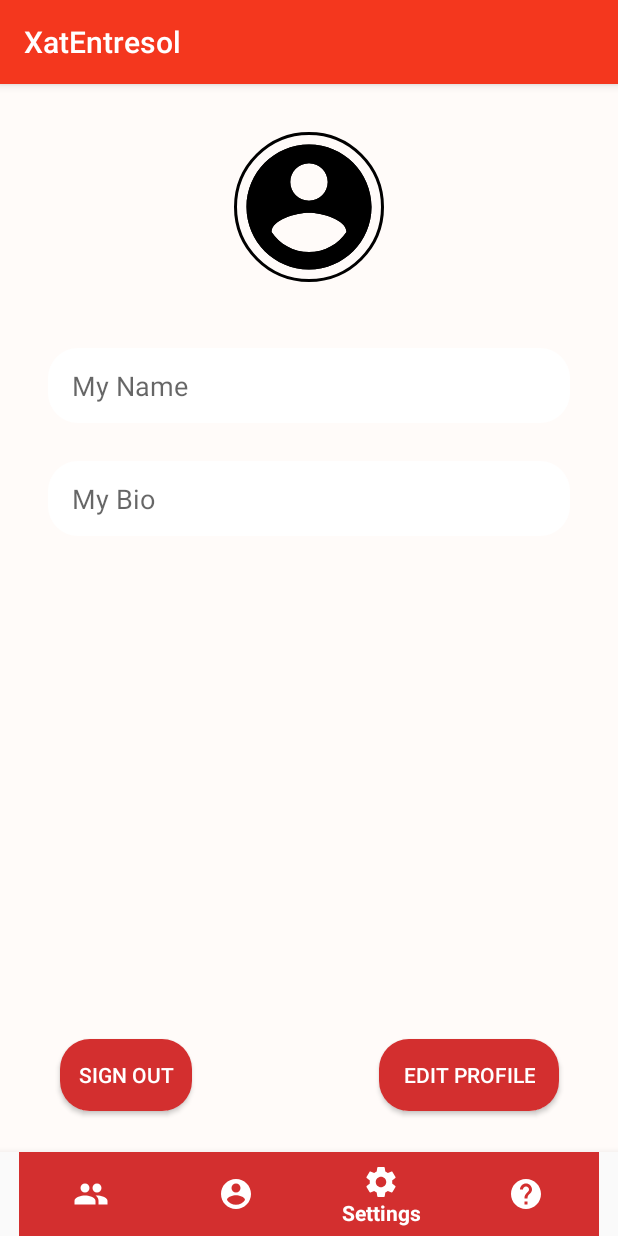
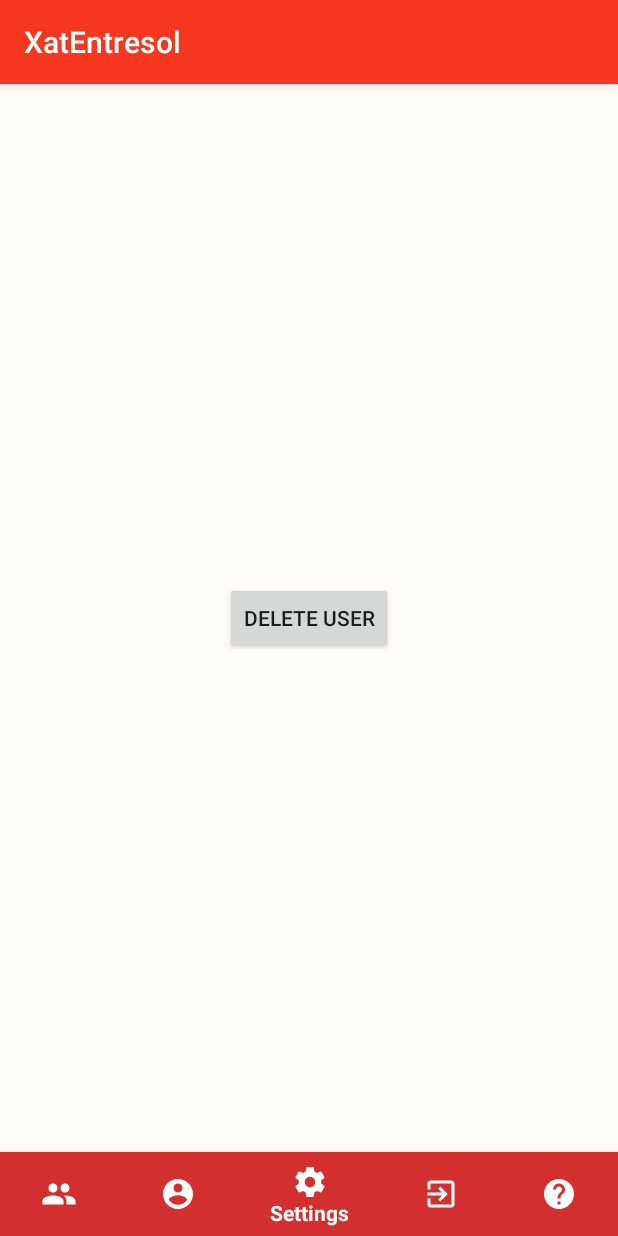
Before and after one commit to jordiguzman/ChatEntresol, an Android app: the screen it shows after launch once a user with an empty profile is signed in (MainActivity), item 3 of the bottom bar chosen, on a phone screen of 412 x 824 dp. Run offline under Robolectric (Android 15) with nearby library versions, the phone set to English and light mode, and no system bars; our stand-ins replace Firebase (no records; nobody signed in at launch, a user with empty details on screens opened directly); libraries missing offline, so code that uses them is left out: com.xwray.groupie; 2 statements that could not run were skipped.

Commit message:
Delete user

```diff
--- a/app/src/main/java/appkite/jordiguzman/com/xatentresol/activities/MainActivity.kt
+++ b/app/src/main/java/appkite/jordiguzman/com/xatentresol/activities/MainActivity.kt
@@ -1,22 +1,41 @@
 package appkite.jordiguzman.com.xatentresol.activities
 
 
+import android.os.Build
 import android.os.Bundle
+import android.support.annotation.RequiresApi
 import android.support.v4.app.Fragment
 import android.support.v7.app.AppCompatActivity
 import appkite.jordiguzman.com.xatentresol.R
 import appkite.jordiguzman.com.xatentresol.fragment.MyAcountFragment
 import appkite.jordiguzman.com.xatentresol.fragment.PeopleFragment
+import appkite.jordiguzman.com.xatentresol.fragment.SettingsFragment
+import appkite.jordiguzman.com.xatentresol.util.XatUtil
 import kotlinx.android.synthetic.main.activity_main.*
 
 class MainActivity : AppCompatActivity() {
 
+
+
+
+    @RequiresApi(Build.VERSION_CODES.LOLLIPOP)
     override fun onCreate(savedInstanceState: Bundle?) {
         super.onCreate(savedInstanceState)
         setContentView(R.layout.activity_main)
         replaceFragment(PeopleFragment())
 
         navigation.itemBackgroundResource = R.color.colorPrimaryDark
+
+
+
+
+        XatUtil.getCurrentUser {
+
+                if (it.profilePicturePath == null) {
+                    replaceFragment(MyAcountFragment())
+                }
+
+        }
 
         navigation.setOnNavigationItemSelectedListener {
             when (it.itemId) {
@@ -29,17 +48,29 @@ class MainActivity : AppCompatActivity() {
                     true
                 }
                 R.id.navigation_settings ->{
+                    replaceFragment(SettingsFragment())
                     true
+
                 }
                 R.id.navigation_help ->{
                     true
                 }
+                R.id.navigation_exit ->{
+                    closeApp()
+                    true
+                }
+
 
                 else -> false
             }
         }
 
 
+    }
+
+    @RequiresApi(Build.VERSION_CODES.LOLLIPOP)
+    private fun closeApp() {
+         finishAndRemoveTask()
     }
 
     private fun replaceFragment(fragment: Fragment) {
@@ -49,4 +80,8 @@ class MainActivity : AppCompatActivity() {
 
 
     }
+
+    override fun onBackPressed() {
+
+    }
 }
--- a/app/src/main/java/appkite/jordiguzman/com/xatentresol/activities/SignInActivity.kt
+++ b/app/src/main/java/appkite/jordiguzman/com/xatentresol/activities/SignInActivity.kt
@@ -5,7 +5,7 @@ import android.content.Intent
 import android.os.Bundle
 import android.support.v7.app.AppCompatActivity
 import appkite.jordiguzman.com.xatentresol.R
-import appkite.jordiguzman.com.xatentresol.util.FirestoreUtil
+import appkite.jordiguzman.com.xatentresol.util.XatUtil
 import com.firebase.ui.auth.AuthUI
 import com.firebase.ui.auth.ErrorCodes
 import com.firebase.ui.auth.IdpResponse
@@ -48,7 +48,8 @@ class SignInActivity : AppCompatActivity() {
 
             if (resultCode == Activity.RESULT_OK) {
                 val progressDialog = indeterminateProgressDialog("Setting up your account")
-                FirestoreUtil.initCurrentUserIfFirstTime {
+                XatUtil.initCurrentUserIfFirstTime {
+
                     startActivity(intentFor<MainActivity>().newTask().clearTask())
 
                     progressDialog.dismiss()
--- a/app/src/main/java/appkite/jordiguzman/com/xatentresol/fragment/PeopleFragment.kt
+++ b/app/src/main/java/appkite/jordiguzman/com/xatentresol/fragment/PeopleFragment.kt
@@ -11,7 +11,7 @@ import appkite.jordiguzman.com.xatentresol.util.AppConstants
 import appkite.jordiguzman.com.xatentresol.activities.ChatActivity
 import appkite.jordiguzman.com.xatentresol.R
 import appkite.jordiguzman.com.xatentresol.recyclerview.item.PersonItem
-import appkite.jordiguzman.com.xatentresol.util.FirestoreUtil
+import appkite.jordiguzman.com.xatentresol.util.XatUtil
 import com.google.firebase.firestore.ListenerRegistration
 import com.xwray.groupie.GroupAdapter
 import com.xwray.groupie.OnItemClickListener
@@ -34,14 +34,14 @@ class PeopleFragment : Fragment() {
     override fun onCreateView(inflater: LayoutInflater, container: ViewGroup?,
                               savedInstanceState: Bundle?): View? {
 
-        userListenerRegistration = FirestoreUtil.addUsersListener(this.activity!!, this::updateRecyclerView)
+        userListenerRegistration = XatUtil.addUsersListener(this.activity!!, this::updateRecyclerView)
 
         return inflater.inflate(R.layout.fragment_people, container, false)
     }
 
     override fun onDestroyView() {
         super.onDestroyView()
-        FirestoreUtil.removeListener(userListenerRegistration)
+        XatUtil.removeListener(userListenerRegistration)
         shouldInitRecyclerView = true
     }
 
--- /dev/null
+++ b/app/src/main/java/appkite/jordiguzman/com/xatentresol/fragment/SettingsFragment.kt
@@ -0,0 +1,40 @@
+package appkite.jordiguzman.com.xatentresol.fragment
+
+import android.os.Bundle
+import android.support.v4.app.Fragment
+import android.view.LayoutInflater
+import android.view.View
+import android.view.ViewGroup
+import appkite.jordiguzman.com.xatentresol.R
+import appkite.jordiguzman.com.xatentresol.util.XatUtil
+import kotlinx.android.synthetic.main.fragment_settings.view.*
+
+
+class SettingsFragment : Fragment() {
+
+    override fun onCreateView(inflater: LayoutInflater, container: ViewGroup?,
+                              savedInstanceState: Bundle?): View? {
+       val view = inflater.inflate(R.layout.fragment_settings, container, false)
+
+        view.apply {
+            btn_delete_user.setOnClickListener {
+                deleteUser()
+            }
+
+
+        }
+
+
+
+
+        return view
+    }
+
+    private fun deleteUser() {
+
+        XatUtil.deleteCurrentUser()
+
+    }
+
+
+}
--- /dev/null
+++ b/app/src/main/res/drawable/ic_exit_to_app_black_24dp.xml
@@ -0,0 +1,9 @@
+<vector xmlns:android="http://schemas.android.com/apk/res/android"
+        android:width="24dp"
+        android:height="24dp"
+        android:viewportWidth="24.0"
+        android:viewportHeight="24.0">
+    <path
+        android:fillColor="#FF000000"
+        android:pathData="M10.09,15.59L11.5,17l5,-5 -5,-5 -1.41,1.41L12.67,11H3v2h9.67l-2.58,2.59zM19,3H5c-1.11,0 -2,0.9 -2,2v4h2V5h14v14H5v-4H3v4c0,1.1 0.89,2 2,2h14c1.1,0 2,-0.9 2,-2V5c0,-1.1 -0.9,-2 -2,-2z"/>
+</vector>
--- a/app/src/main/res/layout/activity_chat.xml
+++ b/app/src/main/res/layout/activity_chat.xml
@@ -6,6 +6,8 @@
     android:layout_height="match_parent"
     android:background="@color/background"
     tools:context="appkite.jordiguzman.com.xatentresol.activities.ChatActivity">
+
+
 
     <android.support.v7.widget.RecyclerView
         android:id="@+id/recycler_view_messages"
--- /dev/null
+++ b/app/src/main/res/layout/fragment_settings.xml
@@ -0,0 +1,18 @@
+<?xml version="1.0" encoding="utf-8"?>
+<android.support.constraint.ConstraintLayout xmlns:android="http://schemas.android.com/apk/res/android"
+    xmlns:app="http://schemas.android.com/apk/res-auto"
+    xmlns:tools="http://schemas.android.com/tools"
+    android:layout_width="match_parent"
+    android:layout_height="match_parent">
+
+
+    <Button
+        android:id="@+id/btn_delete_user"
+        android:layout_width="wrap_content"
+        android:layout_height="wrap_content"
+        android:text="@string/delete_user"
+        app:layout_constraintBottom_toBottomOf="parent"
+        app:layout_constraintEnd_toEndOf="parent"
+        app:layout_constraintStart_toStartOf="parent"
+        app:layout_constraintTop_toTopOf="parent" />
+</android.support.constraint.ConstraintLayout>
--- a/app/src/main/res/menu/navigation.xml
+++ b/app/src/main/res/menu/navigation.xml
@@ -17,6 +17,10 @@
         android:icon="@drawable/ic_settings_black_24dp"
         android:title="@string/settings"/>
     <item
+        android:id="@+id/navigation_exit"
+        android:icon="@drawable/ic_exit_to_app_black_24dp"
+        android:title="@string/close"/>
+    <item
         android:id="@+id/navigation_help"
         android:icon="@drawable/ic_help_black_24dp"
         android:title="@string/help"/>
--- a/app/src/main/res/values/strings.xml
+++ b/app/src/main/res/values/strings.xml
@@ -4,7 +4,7 @@
     <string name="people">People</string>
     <string name="my_account">My Account</string>
 
-    <string name="lorem_ipsum">Lorem ipsum dolor sit amet, consectetur adipiscing elit, sed do eiusmod tempor incididunt ut labore et dolore magna aliqua.</string>
+
     <string name="my_name">My Name</string>
     <string name="my_bio">My Bio</string>
     <string name="save">Save</string>
@@ -16,4 +16,6 @@
     <string name="settings">Settings</string>
     <string name="help">Help</string>
     <string name="edit_profile">Edit profile</string>
+    <string name="delete_user">Delete user</string>
+    <string name="close">Close</string>
 </resources>
--- a/app/src/main/res/values/styles.xml
+++ b/app/src/main/res/values/styles.xml
@@ -10,6 +10,11 @@
 
     <style name="SplashTeme" parent="Theme.AppCompat.NoActionBar">
         <item name="android:windowBackground">@drawable/splah_screen_background</item>
+
     </style>
 
+    <style name="ToolbarTheme" parent="AppTheme">
+        <item name="android:textColorSecondary">@color/colorPrimary</item>
+        <item name="windowActionBar">false</item>
+    </style>
 </resources>
```
Also changed, not shown: app/src/main/AndroidManifest.xml (+4 -11 lines), app/src/main/java/appkite/jordiguzman/com/xatentresol/activities/ChatActivity.kt (+6 -8 lines), app/src/main/java/appkite/jordiguzman/com/xatentresol/activities/ImageViewActivity.kt (+4 -9 lines), app/src/main/java/appkite/jordiguzman/com/xatentresol/fragment/MyAcountFragment.kt (+4 -4 lines), app/src/main/java/appkite/jordiguzman/com/xatentresol/recyclerview/item/ImageMessageItem.kt (+10 -4 lines), app/src/main/java/appkite/jordiguzman/com/xatentresol/util/XatUtil.kt (renamed from app/src/main/java/appkite/jordiguzman/com/xatentresol/util/FirestoreUtil.kt, +17 -1 lines), 1 other file.
